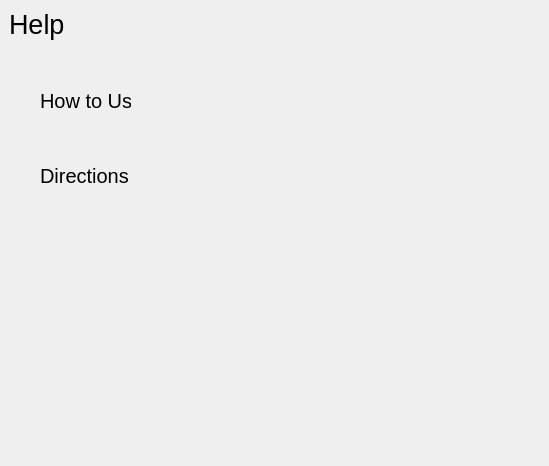
Old version of the form NFL-Pamphlet/helpwindow.ui in the repository jasperdoan/NFL-Pamphlet.
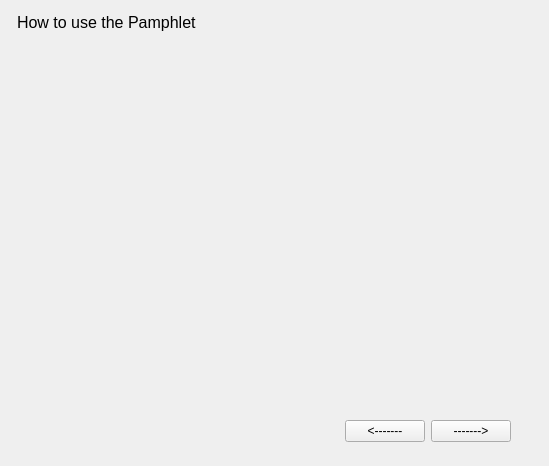
New version of the form.

Commit message: WIP possible layout for how to 'slide show'

```diff
--- a/NFL-Pamphlet/helpwindow.ui
+++ b/NFL-Pamphlet/helpwindow.ui
@@ -22,59 +22,93 @@
   <property name="autoFillBackground">
    <bool>false</bool>
   </property>
-  <widget class="QLabel" name="label">
+  <widget class="QStackedWidget" name="stackedWidget">
    <property name="geometry">
     <rect>
-     <x>9</x>
-     <y>9</y>
-     <width>91</width>
-     <height>31</height>
+     <x>20</x>
+     <y>39</y>
+     <width>481</width>
+     <height>341</height>
     </rect>
    </property>
-   <property name="font">
-    <font>
-     <pointsize>20</pointsize>
-    </font>
-   </property>
-   <property name="text">
-    <string>Help</string>
-   </property>
+   <widget class="QWidget" name="page"/>
+   <widget class="QWidget" name="page_2"/>
   </widget>
-  <widget class="QLabel" name="label_2">
+  <widget class="QWidget" name="">
    <property name="geometry">
     <rect>
-     <x>40</x>
-     <y>80</y>
-     <width>91</width>
-     <height>41</height>
+     <x>17</x>
+     <y>11</y>
+     <width>494</width>
+     <height>22</height>
     </rect>
    </property>
-   <property name="font">
-    <font>
-     <pointsize>15</pointsize>
-    </font>
-   </property>
-   <property name="text">
-    <string>How to Use</string>
-   </property>
+   <layout class="QHBoxLayout" name="horizontalLayout">
+    <item>
+     <widget class="QLabel" name="label">
+      <property name="font">
+       <font>
+        <pointsize>12</pointsize>
+       </font>
+      </property>
+      <property name="text">
+       <string>How to use the Pamphlet</string>
+      </property>
+     </widget>
+    </item>
+    <item>
+     <spacer name="horizontalSpacer">
+      <property name="orientation">
+       <enum>Qt::Horizontal</enum>
+      </property>
+      <property name="sizeHint" stdset="0">
+       <size>
+        <width>308</width>
+        <height>20</height>
+       </size>
+      </property>
+     </spacer>
+    </item>
+   </layout>
   </widget>
-  <widget class="QLabel" name="label_3">
+  <widget class="QWidget" name="">
    <property name="geometry">
     <rect>
-     <x>40</x>
-     <y>150</y>
-     <width>91</width>
-     <height>51</height>
+     <x>20</x>
+     <y>420</y>
+     <width>491</width>
+     <height>23</height>
     </rect>
    </property>
-   <property name="font">
-    <font>
-     <pointsize>15</pointsize>
-    </font>
-   </property>
-   <property name="text">
-    <string>Directions</string>
-   </property>
+   <layout class="QHBoxLayout" name="horizontalLayout_2">
+    <item>
+     <spacer name="horizontalSpacer_2">
+      <property name="orientation">
+       <enum>Qt::Horizontal</enum>
+      </property>
+      <property name="sizeHint" stdset="0">
+       <size>
+        <width>278</width>
+        <height>20</height>
+       </size>
+      </property>
+     </spacer>
+    </item>
+    <item>
+     <widget class="QPushButton" name="pushButton">
+      <property name="text">
+       <string>&lt;-------</string>
+      </property>
+     </widget>
+    </item>
+    <item>
+     <widget class="QPushButton" name="pushButton_2">
+      <property name="text">
+       <string>-------&gt;</string>
+      </property>
+     </widget>
+    </item>
+   </layout>
   </widget>
  </widget>
  <resources/>
```
